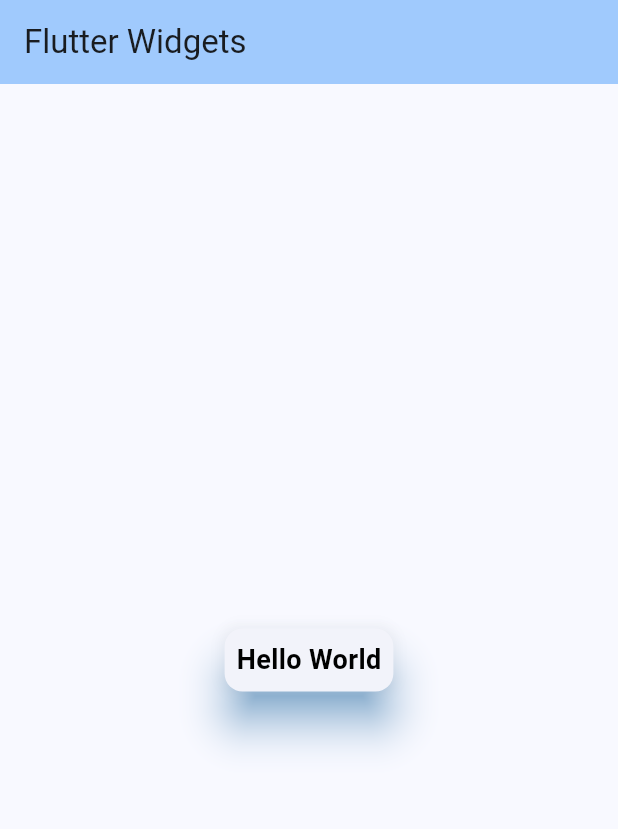
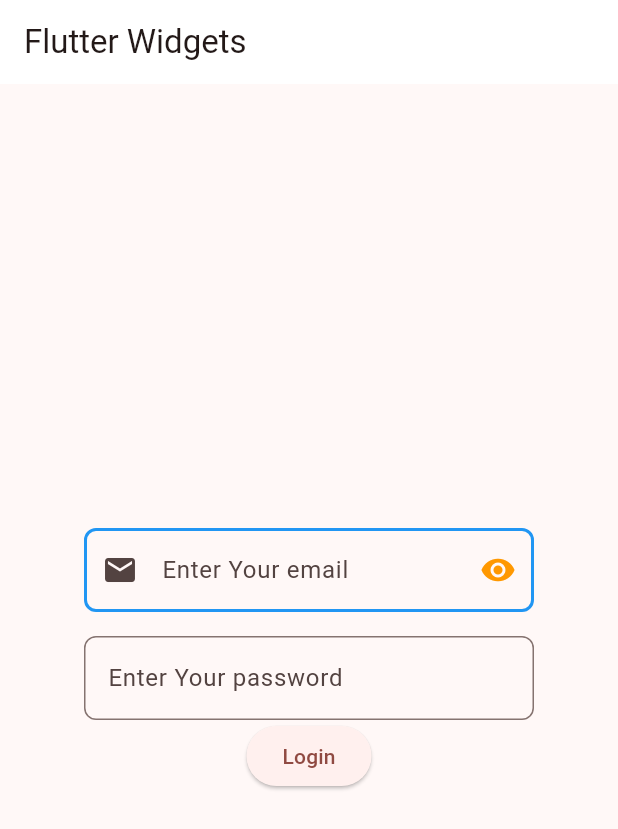
Before and after one commit to jainsourab99/FlutterAllTypeofButton, a Flutter app: the screen it shows after launch, on a phone screen of 412 x 824 dp. Shown: the top 829 px of the screen. Run offline on Flutter 3.47's test engine with Material 3 defaults, Android fonts, the phone set to English and light mode, and no system bars.

Commit message:
Text Field Input Widget

```diff
--- a/lib/main.dart
+++ b/lib/main.dart
@@ -15,7 +15,7 @@ class MyApp extends StatelessWidget {
       title: 'Flutter Demo',
       debugShowCheckedModeBanner: false,
       theme: ThemeData(
-        colorScheme: ColorScheme.fromSeed(seedColor: Colors.blue),
+        colorScheme: ColorScheme.fromSeed(seedColor: Colors.red),
         textTheme: const TextTheme(
             displayLarge: TextStyle(fontSize: 25, fontWeight: FontWeight.bold),
             titleMedium: TextStyle(fontSize: 14, fontWeight: FontWeight.w500)),
@@ -46,6 +46,8 @@ class MyHomePage extends StatefulWidget {
 
 class _MyHomePageState extends State<MyHomePage> {
   int _counter = 0;
+  var emailText = TextEditingController();
+  var passwordText = TextEditingController();
 
   @override
   Widget build(BuildContext context) {
@@ -57,21 +59,66 @@ class _MyHomePageState extends State<MyHomePage> {
     // than having to individually change instances of widgets.
     return Scaffold(
       appBar: AppBar(
-        backgroundColor: Theme.of(context).colorScheme.inversePrimary,
+        backgroundColor: Theme.of(context).colorScheme.onSecondary,
         // Here we take the value from the MyHomePage object that was created by
         // the App.build method, and use it to set our appbar title.
         title: const Text("Flutter Widgets"),
       ),
       body: Center(
-        child: Card(
-          shadowColor: Colors.blue,
-          elevation: 12,
-          child: Padding(
-            padding: const EdgeInsets.all(8.0),
-            child: Text(
-              "Hello World",
-              style: mTextStyle18(),
-            ),
+        child: Container(
+          width: 300,
+          child: Column(
+            mainAxisAlignment: MainAxisAlignment.center,
+            children: [
+              TextField(
+                keyboardType: TextInputType.emailAddress,
+                controller: emailText,
+                enabled: true,
+                decoration: InputDecoration(
+                    hintText: "Enter Your email",
+                    focusedBorder: OutlineInputBorder(
+                        borderRadius: BorderRadius.circular(8),
+                        borderSide: BorderSide(color: Colors.purple, width: 2)),
+                    enabledBorder: OutlineInputBorder(
+                        borderRadius: BorderRadius.circular(8),
+                        borderSide: BorderSide(color: Colors.blue, width: 2)),
+                    disabledBorder: OutlineInputBorder(
+                        borderRadius: BorderRadius.circular(8),
+                        borderSide: BorderSide(color: Colors.grey, width: 5)),
+                    // suffixText: "UserName Exist",
+                    suffixIcon: IconButton(
+                      icon: Icon(
+                        Icons.remove_red_eye,
+                        color: Colors.orange,
+                      ),
+                      onPressed: () {},
+                    ),
+                    prefixIcon: Icon(Icons.email)),
+              ),
+              Container(
+                height: 16,
+              ),
+              TextField(
+                keyboardType: TextInputType.multiline,
+                controller: passwordText,
+                obscureText: true,
+                obscuringCharacter: "*",
+                decoration: InputDecoration(
+                  hintText: "Enter Your password",
+                  border: OutlineInputBorder(
+                    borderRadius: BorderRadius.circular(8),
+                    borderSide: BorderSide(color: Colors.deepOrange),
+                  ),
+                ),
+              ),
+              ElevatedButton(
+                  onPressed: () {
+                    String uname = emailText.text.toString();
+                    String pass = passwordText.text;
+                    print("Email: $uname, pass: $pass");
+                  },
+                  child: Text("Login"))
+            ],
           ),
         ),
       ),
```
